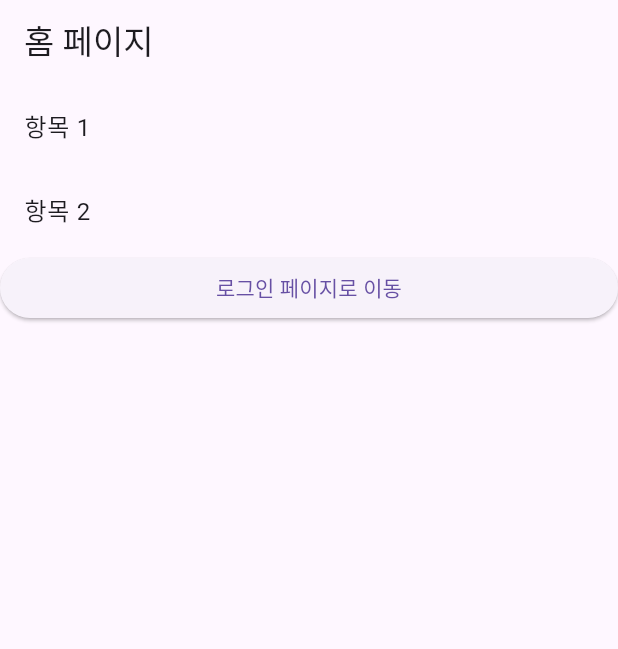
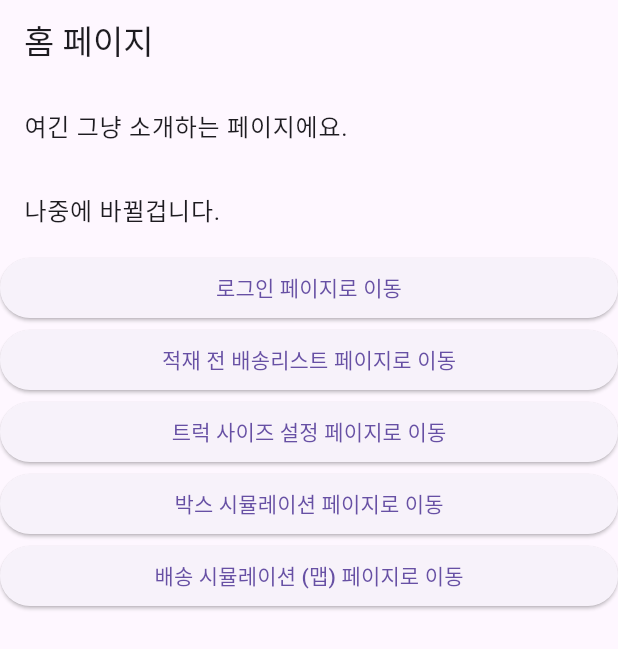
Before and after one commit to SW-LoadLogix/LoadLogix, a Flutter app: the screen it shows after launch, on a phone screen of 412 x 824 dp. Shown: the top 649 px of the screen. Run offline on Flutter 3.47's test engine with Material 3 defaults, Android fonts, the phone set to English and light mode, and no system bars; our stand-ins replace url_strategy.

Commit message:
#7 - feat : [FE] home 이동 테스트 버튼 생성

```diff
--- a/frontend/Load_Frontend/lib/home.dart
+++ b/frontend/Load_Frontend/lib/home.dart
@@ -15,14 +15,38 @@ class HomePage extends StatelessWidget {
           Expanded(
             child: ListView(
               children: <Widget>[
-                ListTile(title: Text("항목 1")),
-                ListTile(title: Text("항목 2")),
+                ListTile(title: Text("여긴 그냥 소개하는 페이지에요.")),
+                ListTile(title: Text("나중에 바뀔겁니다.")),
                 ElevatedButton(
                   onPressed: (){
                     Navigator.pushNamed(context, '/sign-in-up');
                   },
                   child: const Text('로그인 페이지로 이동'),
-                )
+                ),
+                ElevatedButton(
+                  onPressed: (){
+                    Navigator.pushNamed(context, '/delivery-list');
+                  },
+                  child: const Text('적재 전 배송리스트 페이지로 이동'),
+                ),
+                ElevatedButton(
+                  onPressed: (){
+                    Navigator.pushNamed(context, '/set-truck-specifications');
+                  },
+                  child: const Text('트럭 사이즈 설정 페이지로 이동'),
+                ),
+                ElevatedButton(
+                  onPressed: (){
+                    Navigator.pushNamed(context, '/box-simulation');
+                  },
+                  child: const Text('박스 시뮬레이션 페이지로 이동'),
+                ),
+                ElevatedButton(
+                  onPressed: (){
+                    Navigator.pushNamed(context, '/delivery-simulation');
+                  },
+                  child: const Text('배송 시뮬레이션 (맵) 페이지로 이동'),
+                ),
               ],
             ),
           ),
--- a/frontend/Load_Frontend/lib/main.dart
+++ b/frontend/Load_Frontend/lib/main.dart
@@ -30,7 +30,7 @@ class MyApp extends StatelessWidget {
         '/': (context) => const HomePage(key: Key('home-page')),
         '/sign-in-up': (context) => const SignInUpPage(),
         '/delivery-list': (context) => const DeliveryListPage(),
-        '/set-truck-specification': (context) => const SetTruckSpecificationPage(),
+        '/set-truck-specifications': (context) => const SetTruckSpecificationPage(),
         '/box-simulation': (context) => const BoxSimulation3dPage(),
         '/delivery-simulation': (context) => const DeliverySimulationMapPage(),
       },
```
